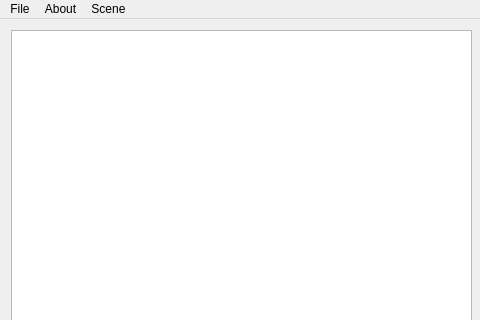
The window that icdv/Gui/mainscene.ui (MIPT-ILab-Compilers/ICDV) describes before a commit, drawn with Qt 5; both pictures show x 0 to 480 and y 0 to 320 of the 480 by 640 pixel window.
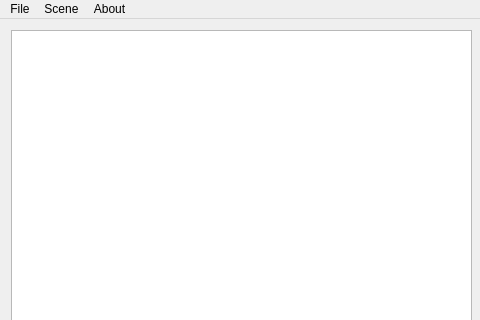
The same window after the commit.

What changed in the file:
```diff
--- a/icdv/Gui/mainscene.ui
+++ b/icdv/Gui/mainscene.ui
@@ -57,8 +57,8 @@
     <addaction name="actionZoom_Out"/>
    </widget>
    <addaction name="menuFile"/>
-   <addaction name="menuAbout"/>
    <addaction name="menuScene"/>
+   <addaction name="menuAbout"/>
   </widget>
   <widget class="QStatusBar" name="statusbar"/>
   <action name="actionOpen">
```
Left out of the diff: 36 changed lines with no effect on the pictures.
